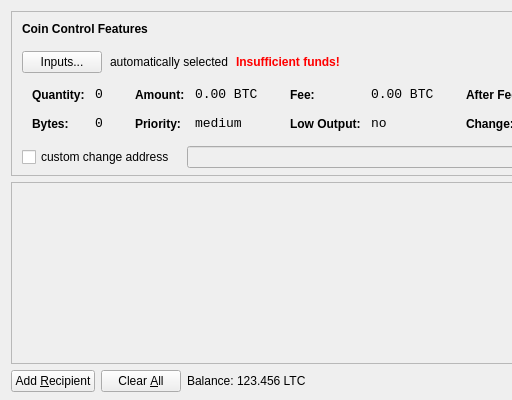
Above: src/qt/forms/sendcoinsdialog.ui from Bitaltyn-project/bitaltyn-old before the change; both pictures show x 0 to 512 and y 0 to 400 of the 850 by 400 pixel window. Below: the same form after it.
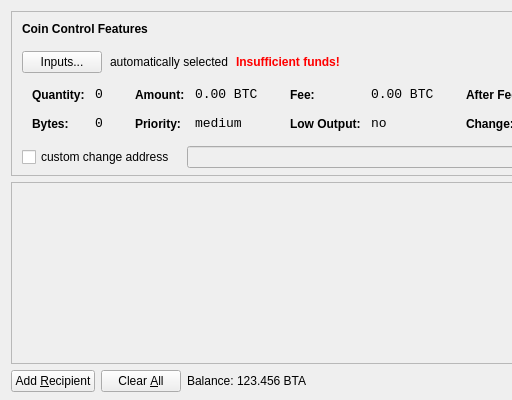
That is the form after the change. Icons and pictures are not drawn.

What changed in the file:
```diff
--- a/src/qt/forms/sendcoinsdialog.ui
+++ b/src/qt/forms/sendcoinsdialog.ui
@@ -720,7 +720,7 @@
           <cursorShape>IBeamCursor</cursorShape>
          </property>
          <property name="text">
-          <string>123.456 LTC</string>
+          <string>123.456 BTA</string>
          </property>
          <property name="textInteractionFlags">
           <set>Qt::LinksAccessibleByMouse|Qt::TextSelectableByKeyboard|Qt::TextSelectableByMouse</set>
```
